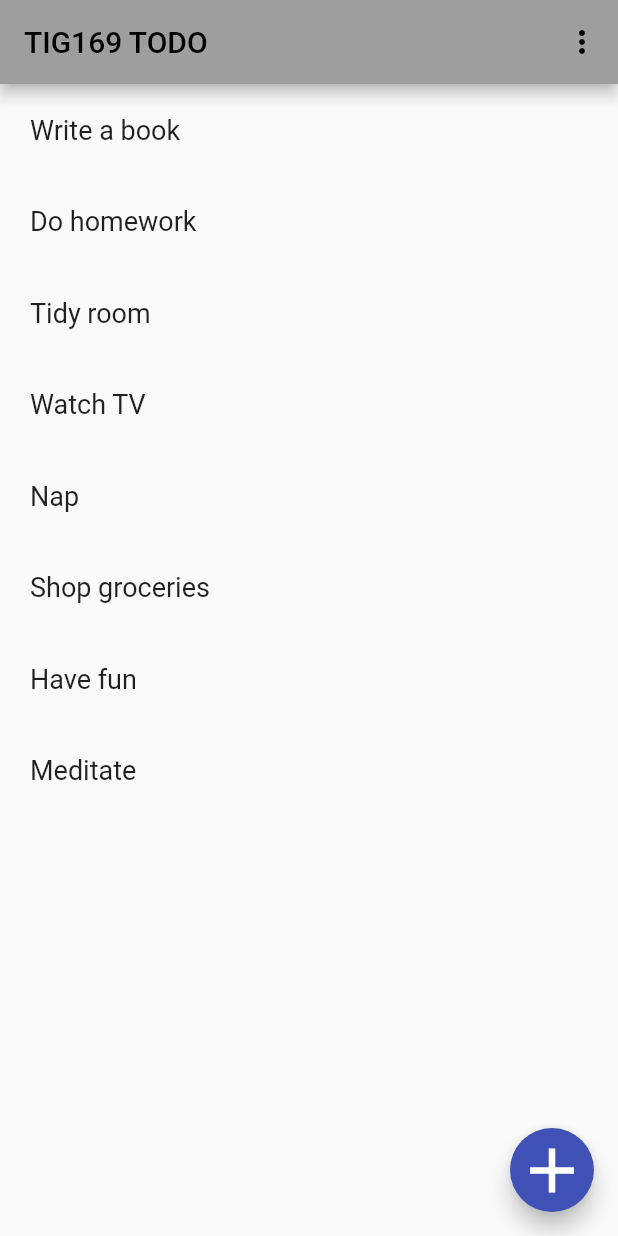
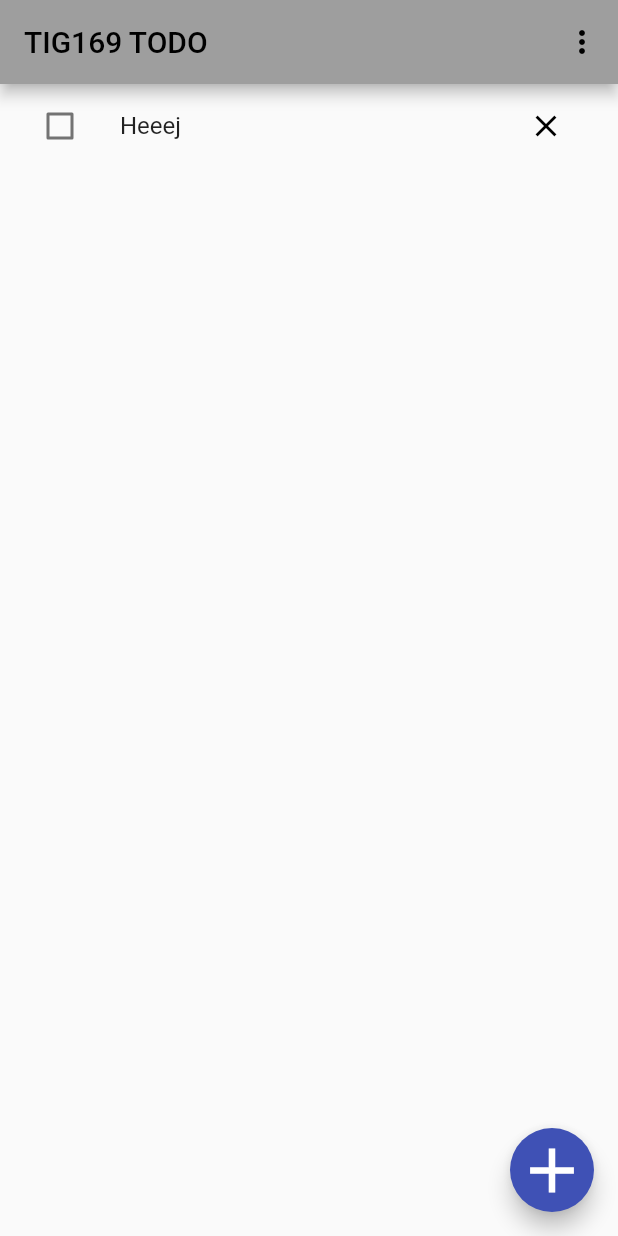
Before and after one commit to gu-tig333-ht22/guslunanfp, a Flutter app: the screen it shows after launch, on a phone screen of 412 x 824 dp. Run offline on Flutter 3.47's test engine with Material 2 defaults, Android fonts, the phone set to English and light mode, and no system bars.

Commit message:
Changed from list to ListTile

```diff
--- a/lib/main.dart
+++ b/lib/main.dart
@@ -58,7 +58,7 @@ class _MyHomePageState extends State<MyHomePage> {
           },
         )
       ]),
-      body: _list(),
+      body: _todoitem(),
       floatingActionButton: FloatingActionButton(
         backgroundColor: Colors.indigo,
         onPressed: () {}, //_incrementCounter,
@@ -95,26 +95,21 @@ class _MyHomePageState extends State<MyHomePage> {
   );
 }*/
 
-Widget _list() {
-  var list = [
-    'Write a book',
-    'Do homework',
-    'Tidy room',
-    'Watch TV',
-    'Nap',
-    'Shop groceries',
-    'Have fun',
-    'Meditate'
-  ];
-
-  return ListView(
-    children: list.map((item) => _item(item)).toList(),
+Widget _todoitem() {
+  return ListTile(
+    leading: Checkbox(value: false, onChanged: (val) {}),
+    title: const Text('Heeej'),
+    trailing: OutlinedButton(
+      onPressed: () {},
+      style: OutlinedButton.styleFrom(
+        side: const BorderSide(
+          color: Colors.transparent,
+        ),
+      ),
+      child: const Icon(
+        Icons.close,
+        color: Colors.black,
+      ),
+    ),
   );
 }
-
-Widget _item(text) {
-  return Padding(
-    padding: const EdgeInsets.all(20.0),
-    child: Text(text, style: const TextStyle(fontSize: 18)),
-  );
-}
```
